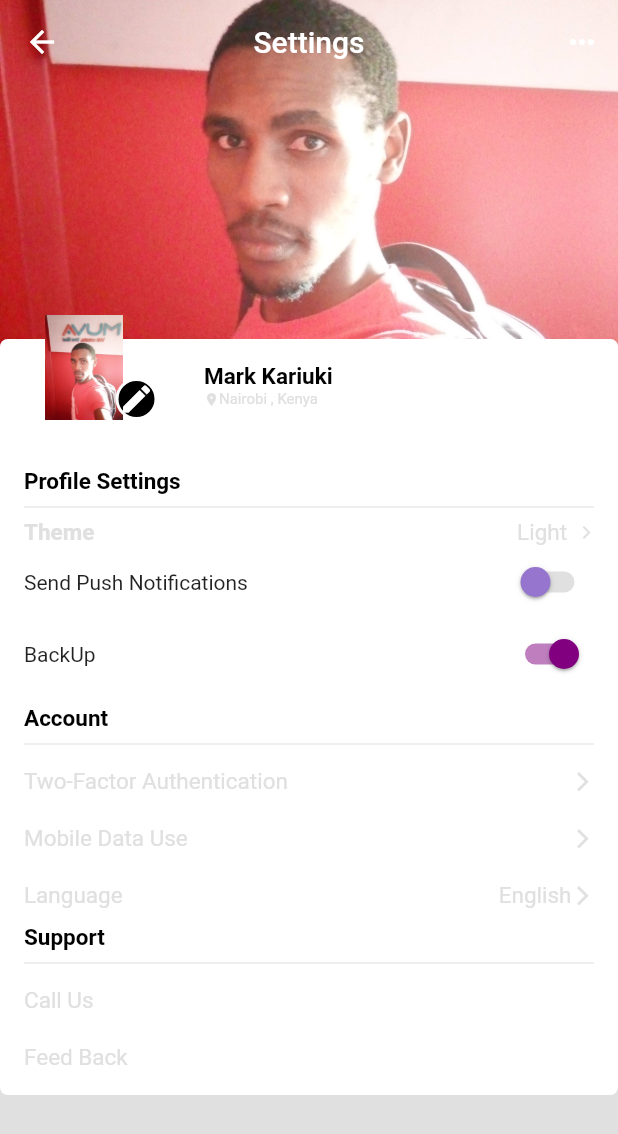
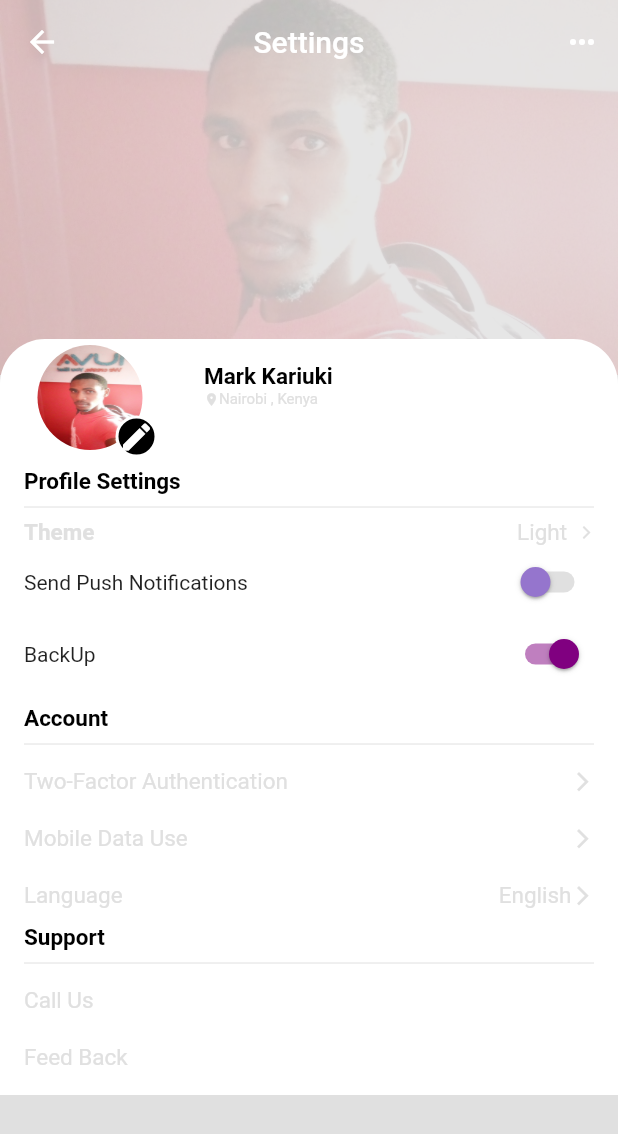
Before and after one commit to markarik/flutter_ui_challenges, a Flutter app: the HomePage3 screen opened directly, on a phone screen of 412 x 824 dp. Shown: the top 1134 px of the screen. Run offline on Flutter 3.47's test engine with Material 2 defaults, Android fonts, the phone set to English and light mode, and no system bars; our stand-ins replace font_awesome_flutter.

Commit message:
git push origin mark

```diff
--- a/lib/pages/ui/day3/homepageday3.dart
+++ b/lib/pages/ui/day3/homepageday3.dart
@@ -19,12 +19,17 @@ class _HomePage3State extends State<HomePage3> {
       body: SingleChildScrollView(
         child: Stack(
           children: <Widget>[
-            SizedBox(
+            Container(
               height: 250,
               width: double.infinity,
-              child: Image(
+              decoration: BoxDecoration(
+                // shape: BoxShape.circle,
+                image: DecorationImage(
+                  fit: BoxFit.cover,
+                  colorFilter: new ColorFilter.mode(
+                      Colors.black.withOpacity(0.2), BlendMode.dstATop),
                   image: AssetImage('assets/mark.jpg'),
-                fit: BoxFit.cover,
+                ),
               ),
             ),
             Container(
@@ -38,7 +43,11 @@ class _HomePage3State extends State<HomePage3> {
                         margin: EdgeInsets.only(top: 16.0),
                         decoration: BoxDecoration(
                           color: Colors.white,
-                            borderRadius: BorderRadius.circular(5.0)),
+                          borderRadius: new BorderRadius.only(
+                            topLeft: const Radius.circular(30.0),
+                            topRight: const Radius.circular(30.0),
+                          ),
+                        ),
                         child: Column(
                           crossAxisAlignment: CrossAxisAlignment.start,
                           children: <Widget>[
@@ -162,15 +171,17 @@ class _HomePage3State extends State<HomePage3> {
                                   ),
                                   Divider(),
                                   Padding(
-                                     padding: const EdgeInsets.only(top:8.0),
+                                    padding: const EdgeInsets.only(top: 8.0),
                                     child: Row(
                                       mainAxisAlignment:
                                           MainAxisAlignment.spaceBetween,
                                       children: <Widget>[
-                                        Text("Two-Factor Authentication",
+                                        Text(
+                                          "Two-Factor Authentication",
                                           style: card3Style,
                                         ),
-                                        Icon(Icons.arrow_forward_ios,
+                                        Icon(
+                                          Icons.arrow_forward_ios,
                                           size: 15,
                                           color: colorGrey,
                                         ),
@@ -178,38 +189,41 @@ class _HomePage3State extends State<HomePage3> {
                                     ),
                                   ),
                                   Padding(
-                                     padding: const EdgeInsets.only(top:20.0),
+                                    padding: const EdgeInsets.only(top: 20.0),
                                     child: Row(
                                       mainAxisAlignment:
                                           MainAxisAlignment.spaceBetween,
                                       children: <Widget>[
-                                        Text("Mobile Data Use",
+                                        Text(
+                                          "Mobile Data Use",
                                           style: card3Style,
                                         ),
-                                        Icon(Icons.arrow_forward_ios,
+                                        Icon(
+                                          Icons.arrow_forward_ios,
                                           size: 15,
                                           color: colorGrey,
                                         ),
                                       ],
                                     ),
                                   ),
-
                                   Padding(
-                                     padding: const EdgeInsets.only(top:20.0),
+                                    padding: const EdgeInsets.only(top: 20.0),
                                     child: Row(
-
                                       mainAxisAlignment:
                                           MainAxisAlignment.spaceBetween,
                                       children: <Widget>[
-                                        Text("Language",
+                                        Text(
+                                          "Language",
                                           style: card3Style,
                                         ),
                                         Row(
                                           children: <Widget>[
-                                            Text("English",
+                                            Text(
+                                              "English",
                                               style: card3Style,
                                             ),
-                                            Icon(Icons.arrow_forward_ios,
+                                            Icon(
+                                              Icons.arrow_forward_ios,
                                               size: 15,
                                               color: colorGrey,
                                             ),
@@ -218,7 +232,6 @@ class _HomePage3State extends State<HomePage3> {
                                       ],
                                     ),
                                   ),
-
                                   SizedBox(height: 5.0),
                                   Padding(
                                     padding: const EdgeInsets.only(top: 5),
@@ -233,31 +246,27 @@ class _HomePage3State extends State<HomePage3> {
                                   ),
                                   Divider(),
                                   Padding(
-                                     padding: const EdgeInsets.only(top:8.0),
+                                    padding: const EdgeInsets.only(top: 8.0),
                                     child: Row(
-
                                       children: <Widget>[
-                                        Text("Call Us",
+                                        Text(
+                                          "Call Us",
                                           style: card3Style,
                                         ),
-
                                       ],
                                     ),
                                   ),
-
                                   Padding(
-                                     padding: const EdgeInsets.only(top:20.0),
+                                    padding: const EdgeInsets.only(top: 20.0),
                                     child: Row(
-
                                       children: <Widget>[
-                                        Text("Feed Back",
+                                        Text(
+                                          "Feed Back",
                                           style: card3Style,
                                         ),
-
                                       ],
                                     ),
                                   ),
-
                                 ],
                               ),
                             )
@@ -268,21 +277,22 @@ class _HomePage3State extends State<HomePage3> {
                         overflow: Overflow.visible,
                         children: <Widget>[
                           Container(
-                            margin: EdgeInsets.only(left: 16.0),
+                            margin: EdgeInsets.all(20),
                             width: 80,
                             height: 70,
                             decoration: BoxDecoration(
-                              borderRadius: BorderRadius.circular(10.0),
-
-                              // shape: BoxShape.circle,
+                              shape: BoxShape.circle,
                               image: DecorationImage(
                                   image: AssetImage('assets/mark.jpg'),
+                                  fit: BoxFit.fill),
                             ),
                           ),
-                          ),
+
+
+
                           Positioned(
-                            bottom: 0,
-                            right: -9,
+                            bottom: 15,
+                            right: 15,
                             child: Container(
                               decoration: BoxDecoration(
                                   color: colorBlack,
```
Lines whose indentation alone changed are shown as unchanged.
